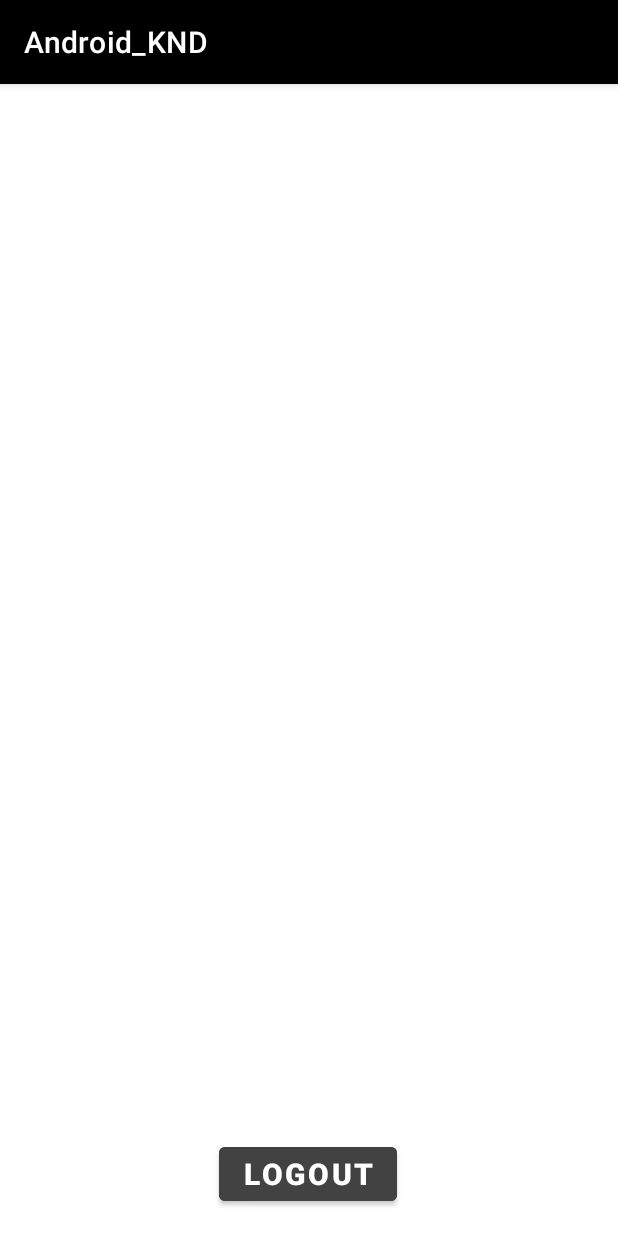
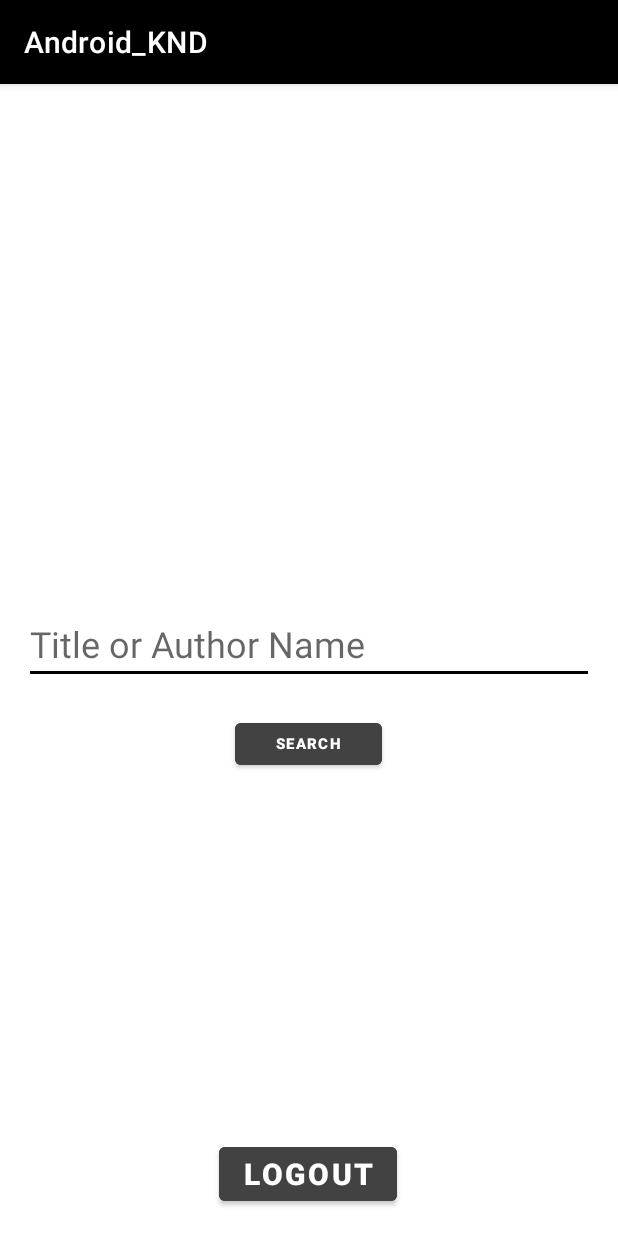
Before and after one commit to knd282/Android4Assignment, an Android app: the search_book screen opened directly, with no data from a screen before it, on a phone screen of 412 x 824 dp. Run offline under Robolectric (Android 15) with nearby library versions, the phone set to English and light mode, and no system bars; our stand-ins replace Firebase (no records; nobody signed in at launch, a user with empty details on screens opened directly).

```diff
--- a/app/src/main/java/com/example/android_knd/MainActivity.java
+++ b/app/src/main/java/com/example/android_knd/MainActivity.java
@@ -81,7 +81,7 @@ public class MainActivity extends AppCompatActivity implements View.OnClickListe
             editTextPassword.requestFocus();
             return;}
 
-        //for register data
+        //for login
         progressBar.setVisibility(View.GONE);
         mAuth.signInWithEmailAndPassword(email,password).addOnCompleteListener(new OnCompleteListener<AuthResult>() {
             @Override
@@ -89,7 +89,7 @@ public class MainActivity extends AppCompatActivity implements View.OnClickListe
                 if(task.isSuccessful()){
                     FirebaseUser user = FirebaseAuth.getInstance().getCurrentUser();
                     if(user.isEmailVerified()){
-                        //redirect to user profile
+                        //redirect to user profile(search book page)
                         startActivity(new Intent(MainActivity.this, search_book.class));
                     }else {
                         user.sendEmailVerification();
--- a/app/src/main/java/com/example/android_knd/search_book.java
+++ b/app/src/main/java/com/example/android_knd/search_book.java
@@ -3,14 +3,26 @@ package com.example.android_knd;
 import androidx.appcompat.app.AppCompatActivity;
 
 import android.content.Intent;
+import android.net.Uri;
 import android.os.Bundle;
 import android.view.View;
+import android.webkit.WebSettings;
+import android.webkit.WebView;
+import android.webkit.WebViewClient;
 import android.widget.Button;
+import android.widget.EditText;
+import android.widget.TextView;
+import android.widget.Toast;
 
 import com.google.firebase.auth.FirebaseAuth;
 //for logout and searching books
 public class search_book extends AppCompatActivity {
+    //for book search
+    EditText tBook;
+    Button btnDisplay;
+    //private WebView webView;
 
+    //logout
     private Button logout;
 
     @Override
@@ -18,6 +30,7 @@ public class search_book extends AppCompatActivity {
         super.onCreate(savedInstanceState);
         setContentView(R.layout.activity_search_book);
 
+        //logout start
         logout = (Button) findViewById(R.id.signOut);
 
         logout.setOnClickListener(new View.OnClickListener() {
@@ -27,5 +40,27 @@ public class search_book extends AppCompatActivity {
                 startActivity(new Intent(search_book.this, MainActivity.class));
             }
         });
+        //logout end
+
+        // for book search start
+        tBook = findViewById(R.id.txtBook);
+        btnDisplay = findViewById(R.id.btnBook);
+
+        btnDisplay.setOnClickListener(new View.OnClickListener() {
+            @Override
+            public void onClick(View view) {
+                if(tBook.getText().toString().isEmpty()){
+                    Toast.makeText(search_book.this, "Empty Field", Toast.LENGTH_SHORT).show();
+                }else {
+                    String txtBook = tBook.getText().toString();
+                    //get data
+                    String passURL = txtBook;
+                    //send data to web activity
+                    Intent launchResult = new Intent(search_book.this, web_v.class);
+                    launchResult.putExtra("key", passURL);
+                    startActivity(launchResult);
+                }
+            }
+        });
     }
 }
--- a/app/src/main/res/layout/activity_search_book.xml
+++ b/app/src/main/res/layout/activity_search_book.xml
@@ -22,4 +22,39 @@
         app:layout_constraintTop_toTopOf="parent"
         app:layout_constraintVertical_bias="0.976" />
 
+    <Button
+        android:id="@+id/btnBook"
+        android:layout_width="98dp"
+        android:layout_height="40dp"
+        android:backgroundTint="@color/cardview_dark_background"
+        android:text="Search"
+        android:textColor="#ffff"
+        android:textSize="10sp"
+        android:textStyle="bold"
+        app:layout_constraintBottom_toBottomOf="parent"
+        app:layout_constraintHorizontal_bias="0.498"
+        app:layout_constraintLeft_toLeftOf="parent"
+        app:layout_constraintRight_toRightOf="parent"
+        app:layout_constraintTop_toTopOf="parent"
+        app:layout_constraintVertical_bias="0.577" />
+
+    <EditText
+        android:id="@+id/txtBook"
+        android:layout_width="380dp"
+        android:layout_height="wrap_content"
+        android:layout_marginStart="16dp"
+        android:layout_marginTop="60dp"
+        android:layout_marginBottom="20dp"
+        android:ems="10"
+        android:hint="Title or Author Name"
+        android:inputType="text"
+        android:textSize="24sp"
+        app:layout_constraintBottom_toTopOf="@+id/btnBook"
+        app:layout_constraintHorizontal_bias="1.0"
+        app:layout_constraintLeft_toLeftOf="parent"
+        app:layout_constraintRight_toRightOf="parent"
+        app:layout_constraintStart_toStartOf="parent"
+        app:layout_constraintTop_toBottomOf="@+id/bannerDescription" />
+
+
 </androidx.constraintlayout.widget.ConstraintLayout>
```
Also changed, not shown: app/src/main/AndroidManifest.xml (+7 -4 lines).
